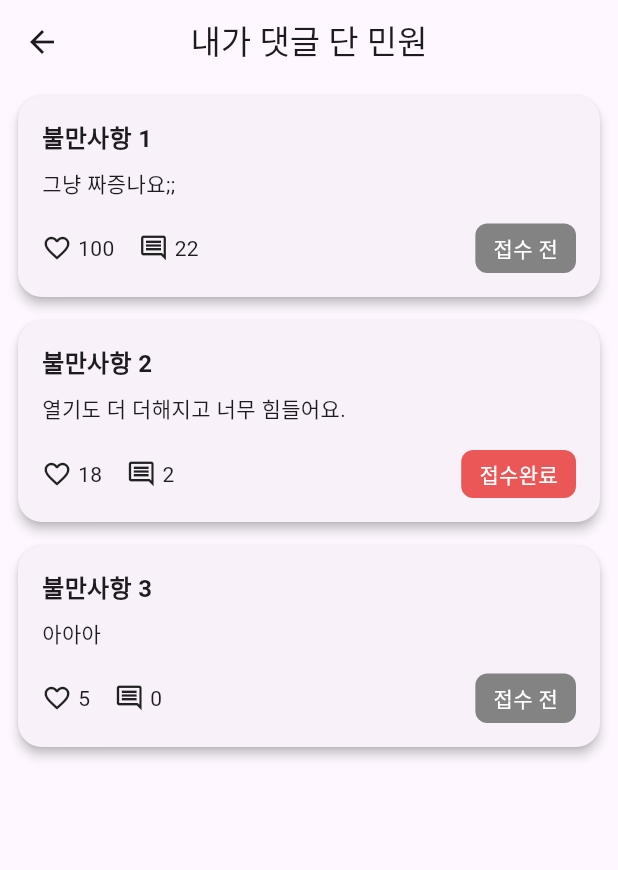
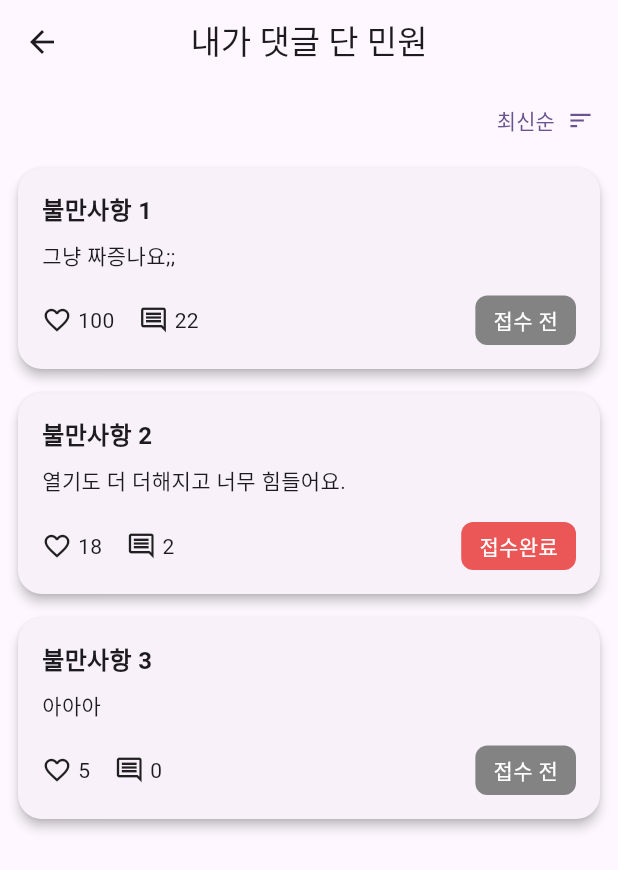
Before and after one commit to WholeSeeds/Mindle-Front, a Flutter app: the CommentedComplaintsPage screen opened directly, on a phone screen of 412 x 824 dp. Shown: the top 870 px of the screen. Run offline on Flutter 3.47's test engine with Material 3 defaults, Android fonts, the phone set to English and light mode, and no system bars; our stand-ins replace dio, firebase_auth, firebase_core, flutter_dotenv, geolocator, get and 1 more; missing offline and left inert: flutter_naver_map, kakao_flutter_sdk_user; accounts and stored records are empty.

Commit message:
feat: 하위 민원페이지에 정렬옵션 버튼 추가 #23

```diff
--- a/lib/pages/mypage/commented_complaints_page.dart
+++ b/lib/pages/mypage/commented_complaints_page.dart
@@ -1,4 +1,6 @@
 import 'package:flutter/material.dart';
+
+import 'package:mindle/widgets/align_options_button.dart';
 import 'package:mindle/widgets/report_card.dart';
 
 class CommentedComplaintsPage extends StatelessWidget {
@@ -10,6 +12,7 @@ class CommentedComplaintsPage extends StatelessWidget {
       appBar: AppBar(title: Text("내가 댓글 단 민원"), centerTitle: true),
       body: Column(
         children: [
+          AlignOptionsButton(),
           ReportCard(
             title: "불만사항 1",
             content: "그냥 짜증나요;;",
--- a/lib/pages/mypage/liked_complaints_page.dart
+++ b/lib/pages/mypage/liked_complaints_page.dart
@@ -1,4 +1,6 @@
 import 'package:flutter/material.dart';
+
+import 'package:mindle/widgets/align_options_button.dart';
 import 'package:mindle/widgets/report_card.dart';
 
 class LikedComplaintsPage extends StatelessWidget {
@@ -10,6 +12,7 @@ class LikedComplaintsPage extends StatelessWidget {
       appBar: AppBar(title: Text("내가 공감한 민원"), centerTitle: true),
       body: Column(
         children: [
+          AlignOptionsButton(),
           ReportCard(
             title: "불만사항 1",
             content: "그냥 짜증나요;;",
--- a/lib/pages/mypage/my_complaints_page.dart
+++ b/lib/pages/mypage/my_complaints_page.dart
@@ -1,4 +1,6 @@
 import 'package:flutter/material.dart';
+
+import 'package:mindle/widgets/align_options_button.dart';
 import 'package:mindle/widgets/report_card.dart';
 
 class MyComplaintsPage extends StatelessWidget {
@@ -10,6 +12,7 @@ class MyComplaintsPage extends StatelessWidget {
       appBar: AppBar(title: Text("내가 작성한 민원"), centerTitle: true),
       body: Column(
         children: [
+          AlignOptionsButton(),
           ReportCard(
             title: "불만사항 1",
             content: "그냥 짜증나요;;",
```
